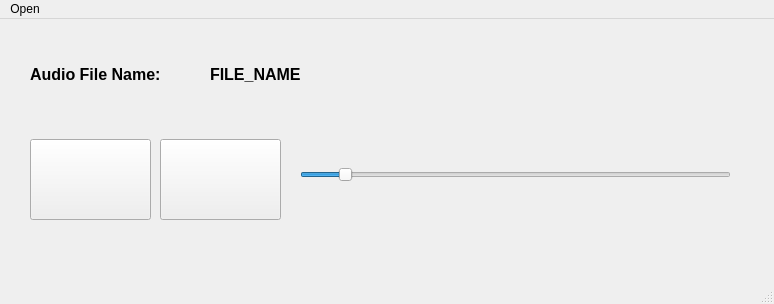
The window that mainwindow.ui (VictorManuelLopezHenao/ReproductorMultimedia) describes before a commit, drawn with Qt 5.
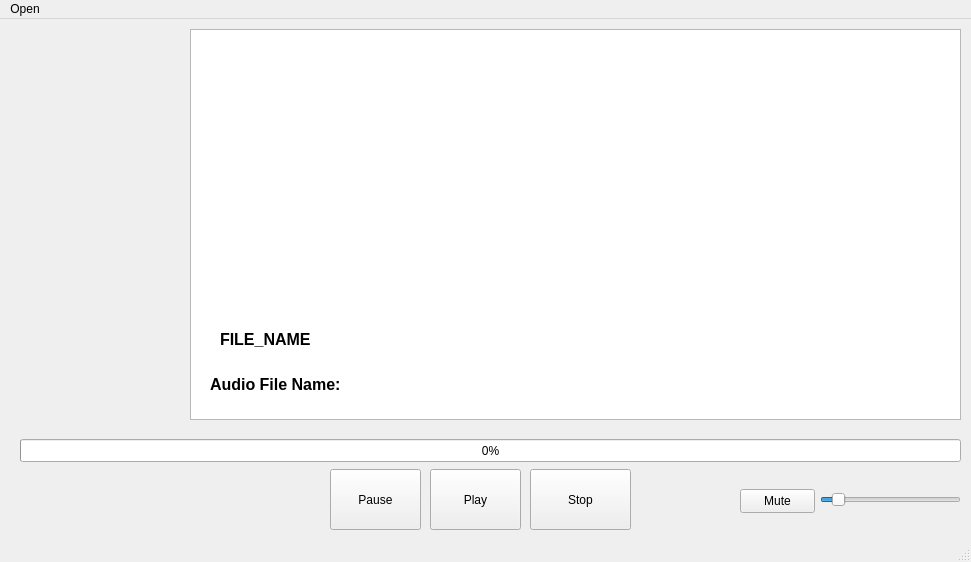
The same window after the commit.

```diff
--- a/mainwindow.ui
+++ b/mainwindow.ui
@@ -6,8 +6,8 @@
    <rect>
     <x>0</x>
     <y>0</y>
-    <width>774</width>
-    <height>304</height>
+    <width>971</width>
+    <height>562</height>
    </rect>
   </property>
   <property name="windowTitle">
@@ -17,10 +17,10 @@
    <widget class="QLabel" name="Ibl_Title_File_Name">
     <property name="geometry">
      <rect>
-      <x>30</x>
-      <y>20</y>
-      <width>171</width>
-      <height>71</height>
+      <x>210</x>
+      <y>350</y>
+      <width>131</width>
+      <height>31</height>
      </rect>
     </property>
     <property name="font">
@@ -36,10 +36,10 @@
    <widget class="QLabel" name="Lbl_Value_File_Name">
     <property name="geometry">
      <rect>
-      <x>210</x>
-      <y>20</y>
-      <width>531</width>
-      <height>71</height>
+      <x>220</x>
+      <y>300</y>
+      <width>121</width>
+      <height>41</height>
      </rect>
     </property>
     <property name="font">
@@ -55,36 +55,36 @@
    <widget class="QPushButton" name="pushButton_Play">
     <property name="geometry">
      <rect>
-      <x>30</x>
-      <y>120</y>
-      <width>121</width>
-      <height>81</height>
+      <x>430</x>
+      <y>450</y>
+      <width>91</width>
+      <height>61</height>
      </rect>
     </property>
     <property name="text">
-     <string/>
+     <string>Play</string>
     </property>
    </widget>
    <widget class="QPushButton" name="pushButton_Pause">
     <property name="geometry">
      <rect>
-      <x>160</x>
-      <y>120</y>
-      <width>121</width>
-      <height>81</height>
+      <x>330</x>
+      <y>450</y>
+      <width>91</width>
+      <height>61</height>
      </rect>
     </property>
     <property name="text">
-     <string/>
+     <string>Pause</string>
     </property>
    </widget>
    <widget class="QSlider" name="horizontalSlider_Volume_Control">
     <property name="geometry">
      <rect>
-      <x>300</x>
-      <y>120</y>
-      <width>431</width>
-      <height>71</height>
+      <x>820</x>
+      <y>460</y>
+      <width>141</width>
+      <height>41</height>
      </rect>
     </property>
     <property name="minimum">
@@ -100,14 +100,72 @@
      <enum>Qt::Orientation::Horizontal</enum>
     </property>
    </widget>
+   <widget class="QGraphicsView" name="graphicsView">
+    <property name="geometry">
+     <rect>
+      <x>190</x>
+      <y>10</y>
+      <width>771</width>
+      <height>391</height>
+     </rect>
+    </property>
+   </widget>
+   <widget class="QPushButton" name="Stop">
+    <property name="geometry">
+     <rect>
+      <x>530</x>
+      <y>450</y>
+      <width>101</width>
+      <height>61</height>
+     </rect>
+    </property>
+    <property name="text">
+     <string>Stop</string>
+    </property>
+   </widget>
+   <widget class="QPushButton" name="Mute">
+    <property name="geometry">
+     <rect>
+      <x>740</x>
+      <y>470</y>
+      <width>75</width>
+      <height>24</height>
+     </rect>
+    </property>
+    <property name="text">
+     <string>Mute</string>
+    </property>
+   </widget>
+   <widget class="QProgressBar" name="progressBar">
+    <property name="geometry">
+     <rect>
+      <x>20</x>
+      <y>420</y>
+      <width>941</width>
+      <height>23</height>
+     </rect>
+    </property>
+    <property name="value">
+     <number>0</number>
+    </property>
+   </widget>
+   <zorder>graphicsView</zorder>
+   <zorder>Ibl_Title_File_Name</zorder>
+   <zorder>Lbl_Value_File_Name</zorder>
+   <zorder>pushButton_Play</zorder>
+   <zorder>pushButton_Pause</zorder>
+   <zorder>horizontalSlider_Volume_Control</zorder>
+   <zorder>Stop</zorder>
+   <zorder>Mute</zorder>
+   <zorder>progressBar</zorder>
   </widget>
   <widget class="QMenuBar" name="menubar">
    <property name="geometry">
     <rect>
      <x>0</x>
      <y>0</y>
-     <width>774</width>
-     <height>25</height>
+     <width>971</width>
+     <height>22</height>
     </rect>
    </property>
    <widget class="QMenu" name="menuOpen">
```
